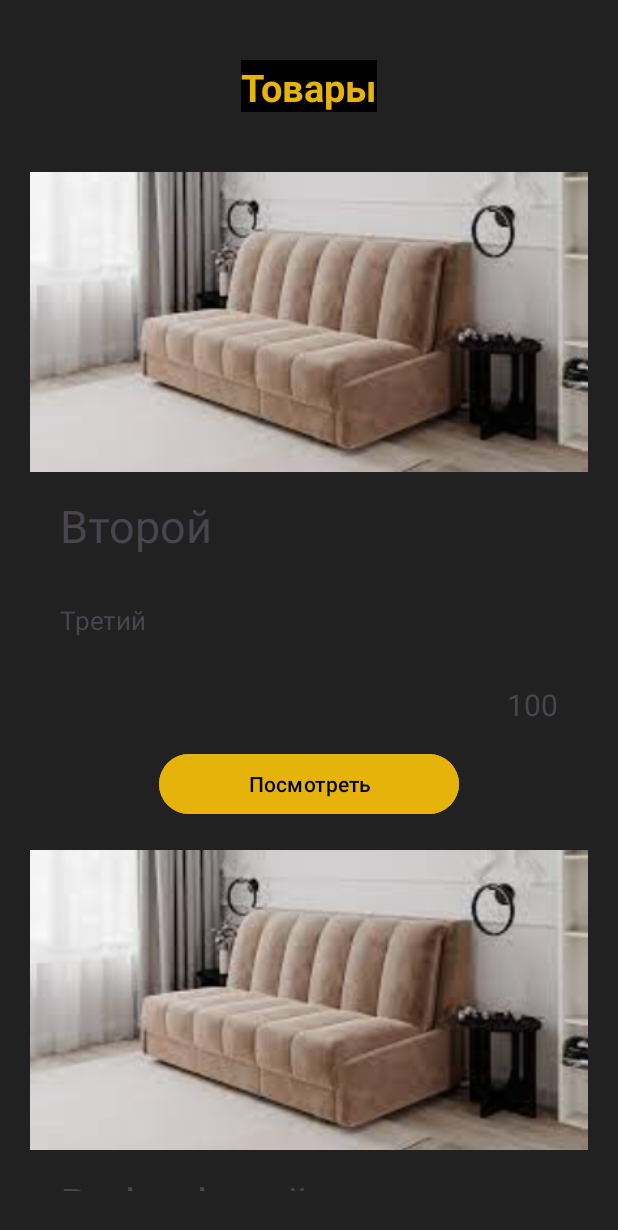
After one commit to andreypopov1803/List, an Android app: the ItemsActivity screen opened directly, with no data from a screen before it, on a phone screen of 412 x 824 dp. The commit adds this screen. Shown: the top 1230 px of the screen. Run offline under Robolectric (Android 15) with nearby library versions, the phone set to English and light mode, and no system bars.

Commit message:
added products

```diff
--- a/app/src/main/AndroidManifest.xml
+++ b/app/src/main/AndroidManifest.xml
@@ -17,6 +17,9 @@
         android:theme="@style/Theme.MyApp"
         tools:targetApi="31">
         <activity
+            android:name=".ItemsActivity"
+            android:exported="false" />
+        <activity
             android:name=".AuthActivity"
             android:exported="false" />
         <activity
--- a/app/src/main/java/com/example/myapp/AuthActivity.kt
+++ b/app/src/main/java/com/example/myapp/AuthActivity.kt
@@ -36,6 +36,9 @@ class AuthActivity : AppCompatActivity() {
                     Toast.makeText(this,"Пользователь $login авторизован", Toast.LENGTH_LONG).show()
                     userLogin.text.clear()
                     userPassword.text.clear()
+
+                    val intent = Intent(this, ItemsActivity::class.java)
+                    startActivity(intent)
                 }
                 else
                     Toast.makeText(this,"Пользователь $login не авторизован", Toast.LENGTH_LONG).show()
--- /dev/null
+++ b/app/src/main/java/com/example/myapp/Item.kt
@@ -0,0 +1,4 @@
+package com.example.myapp
+
+class Item(val id: Int, val image: String, val title: String, val desc: String, val text: String, val price: Int) {
+}
--- /dev/null
+++ b/app/src/main/java/com/example/myapp/ItemsActivity.kt
@@ -0,0 +1,24 @@
+package com.example.myapp
+
+import androidx.appcompat.app.AppCompatActivity
+import android.os.Bundle
+import androidx.recyclerview.widget.LinearLayoutManager
+import androidx.recyclerview.widget.RecyclerView
+
+class ItemsActivity : AppCompatActivity() {
+    override fun onCreate(savedInstanceState: Bundle?) {
+        super.onCreate(savedInstanceState)
+        setContentView(R.layout.activity_items)
+
+        val itemList: RecyclerView = findViewById(R.id.item_list)
+        val items = arrayListOf<Item>()
+
+        items.add(Item(1, "one", "Второй", "Третий", "Четвертый", 100))
+        items.add(Item(2, "twodasda", "Втdasdорой", "Третfdfий", "Четdafsdfвертый", 100))
+        items.add(Item(3, "threeadsd", "Второdasdй", "Третиbvxcй", "Четвеdffртый", 100))
+
+        itemList.layoutManager = LinearLayoutManager(this)
+        itemList.adapter = ItemsAdapter(items, this)
+
+    }
+}
--- /dev/null
+++ b/app/src/main/java/com/example/myapp/ItemsAdapter.kt
@@ -0,0 +1,36 @@
+package com.example.myapp
+
+import android.content.Context
+import android.view.LayoutInflater
+import android.view.View
+import android.view.ViewGroup
+import android.widget.ImageView
+import android.widget.TextView
+import androidx.recyclerview.widget.RecyclerView
+
+class ItemsAdapter(var items: List<Item>, var context: Context) : RecyclerView.Adapter<ItemsAdapter.MyViewHolder>()
+{
+
+    class MyViewHolder(view: View): RecyclerView.ViewHolder(view){
+        val image: ImageView = view.findViewById(R.id.item_list_image)
+        val title: TextView = view.findViewById(R.id.item_list_title)
+        val desc: TextView = view.findViewById(R.id.item_list_desc)
+        val price: TextView = view.findViewById(R.id.item_list_price)
+    }
+
+    override fun onCreateViewHolder(parent: ViewGroup, viewType: Int): MyViewHolder {
+        val view = LayoutInflater.from(parent.context).inflate(R.layout.item_in_list, parent, false)
+        return MyViewHolder(view)
+    }
+
+    override fun getItemCount(): Int {
+        return items.count()
+    }
+
+    override fun onBindViewHolder(holder: MyViewHolder, position: Int) {
+        holder.title.text = items[position].title
+        holder.desc.text = items[position].desc
+        holder.price.text = items[position].price.toString()
+
+    }
+}
--- a/app/src/main/res/layout/activity_auth.xml
+++ b/app/src/main/res/layout/activity_auth.xml
@@ -64,7 +64,7 @@
         android:visibility="visible"
         app:layout_constraintBottom_toBottomOf="parent"
         app:layout_constraintEnd_toEndOf="parent"
-        app:layout_constraintHorizontal_bias="0.498"
+        app:layout_constraintHorizontal_bias="0.5"
         app:layout_constraintStart_toStartOf="parent"
         app:layout_constraintTop_toBottomOf="@+id/user_data"
         app:layout_constraintVertical_bias="0.057" />
@@ -74,7 +74,7 @@
         android:layout_width="wrap_content"
         android:layout_height="wrap_content"
         android:layout_gravity="center"
-        android:layout_marginTop="120sp"
+        android:layout_marginTop="200sp"
         android:layout_marginBottom="10dp"
         android:background="@color/black"
         android:fontFamily="@font/inter_bold"
--- /dev/null
+++ b/app/src/main/res/layout/activity_items.xml
@@ -0,0 +1,31 @@
+<?xml version="1.0" encoding="utf-8"?>
+<LinearLayout xmlns:android="http://schemas.android.com/apk/res/android"
+    xmlns:app="http://schemas.android.com/apk/res-auto"
+    xmlns:tools="http://schemas.android.com/tools"
+    android:layout_width="match_parent"
+    android:layout_height="match_parent"
+    android:orientation="vertical"
+    android:background="@color/grey"
+    tools:context=".ItemsActivity">
+
+    <TextView
+        android:layout_width="wrap_content"
+        android:layout_height="wrap_content"
+        android:layout_gravity="center"
+        android:layout_marginTop="40sp"
+        android:layout_marginBottom="10dp"
+        android:background="@color/black"
+        android:fontFamily="@font/inter_bold"
+        android:text="@string/Product"
+        android:textColor="@color/gold"
+        android:textSize="25sp"
+        android:textStyle="bold" />
+
+    <androidx.recyclerview.widget.RecyclerView
+        android:id="@+id/item_list"
+        android:layout_marginHorizontal="20sp"
+        android:layout_marginVertical="30sp"
+        android:layout_width="match_parent"
+        android:layout_height="match_parent" />
+
+</LinearLayout>
--- /dev/null
+++ b/app/src/main/res/layout/item_in_list.xml
@@ -0,0 +1,54 @@
+<?xml version="1.0" encoding="utf-8"?>
+<LinearLayout xmlns:android="http://schemas.android.com/apk/res/android"
+    xmlns:app="http://schemas.android.com/apk/res-auto"
+    android:orientation="vertical"
+    android:layout_width="match_parent"
+    android:background="@color/grey"
+    android:paddingBottom="20sp"
+    android:layout_height="wrap_content">
+
+    <ImageView
+        android:id="@+id/item_list_image"
+        android:layout_width="match_parent"
+        android:layout_height="200sp"
+        android:scaleType="centerCrop"
+        app:srcCompat="@drawable/one" />
+
+    <TextView
+        android:id="@+id/item_list_title"
+        android:paddingHorizontal="20sp"
+        android:layout_width="match_parent"
+        android:textSize="30sp"
+        android:paddingVertical="15sp"
+        android:layout_height="wrap_content"
+        android:text="TextView" />
+
+    <TextView
+        android:id="@+id/item_list_desc"
+        android:layout_width="match_parent"
+        android:paddingHorizontal="20sp"
+        android:paddingVertical="15sp"
+        android:textSize="17sp"
+        android:layout_height="wrap_content"
+        android:text="TextView" />
+
+    <TextView
+        android:id="@+id/item_list_price"
+        android:layout_width="match_parent"
+        android:paddingHorizontal="20sp"
+        android:textSize="20sp"
+        android:paddingVertical="15sp"
+        android:gravity="end"
+        android:layout_height="wrap_content"
+        android:text="TextView" />
+
+    <Button
+        android:id="@+id/item_list_button"
+        android:layout_width="200sp"
+        android:layout_height="wrap_content"
+        android:layout_gravity="center"
+        android:backgroundTint="@color/gold"
+        android:text="@string/Watch"
+        android:textColor="@color/black"
+        android:textColorHighlight="@color/green" />
+</LinearLayout>
--- a/app/src/main/res/values/colors.xml
+++ b/app/src/main/res/values/colors.xml
@@ -3,6 +3,6 @@
     <color name="black">#FF000000</color>
     <color name="white">#FFFFFFFF</color>
     <color name="green">#22ba14</color>
-    <color name="gold">#FFD700</color>
+    <color name="gold">#e6b30b</color>
     <color name="grey">#212121</color>
 </resources>
--- a/app/src/main/res/values/strings.xml
+++ b/app/src/main/res/values/strings.xml
@@ -11,5 +11,8 @@
     <string name="autorization">Autorization</string>
     <string name="autorizate">Autorize</string>
     <string name="EnterDates">Введите данные для входа</string>
+    <string name="Product">Товары</string>
+    <string name="Watch">Посмотреть</string>
+
 
 </resources>
```
Also changed, not shown: app/src/main/res/drawable/one.jpg (added), app/src/main/res/drawable/three.jpg (added), app/src/main/res/drawable/two.jpg (added).
